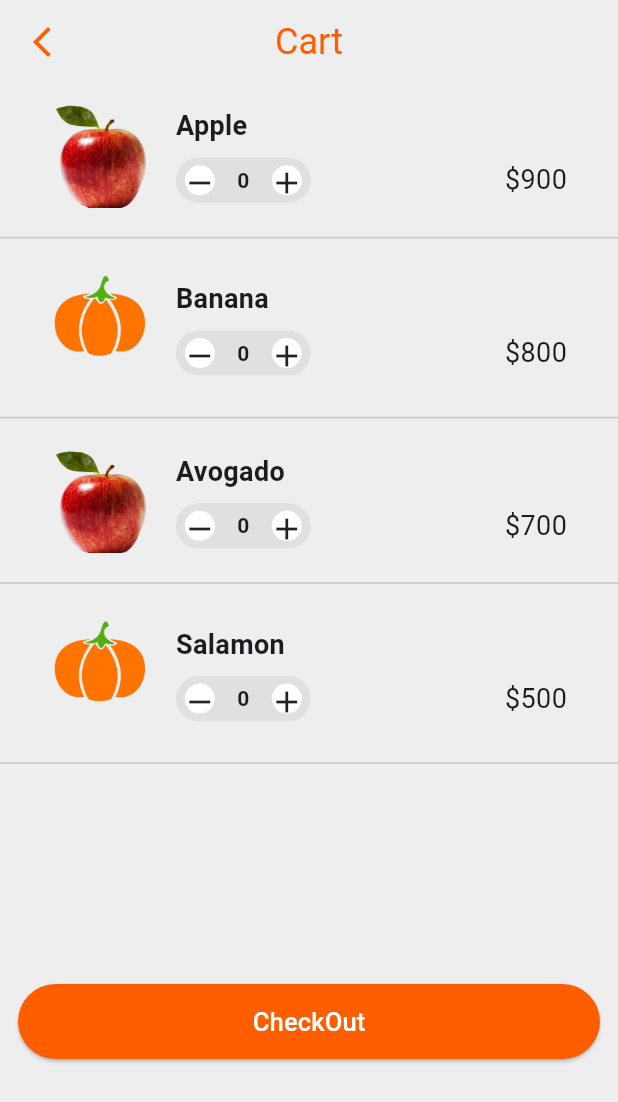
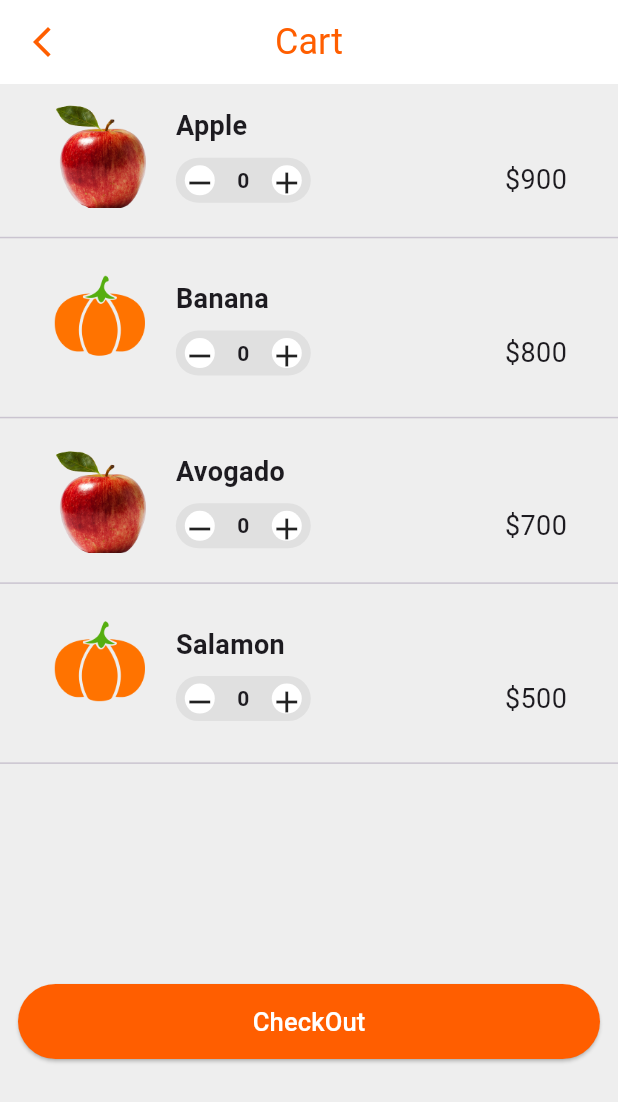
Before and after one commit to ranamohyy/retail_app_training_cis, a Flutter app: the CartScreen screen opened directly, on a phone screen of 412 x 824 dp. Shown: the top 1102 px of the screen. Run offline on Flutter 3.47's test engine with Material 3 defaults, Android fonts, the phone set to English and light mode, and no system bars; our stand-ins replace flutter_svg.

Commit message:
add navigator and add custom appbar

```diff
--- a/lib/core/helpers/app_elevated_button.dart
+++ b/lib/core/helpers/app_elevated_button.dart
@@ -1,11 +1,12 @@
 import 'package:flutter/material.dart';
 class AppElevatedButton extends StatelessWidget {
-   AppElevatedButton({super.key,required this.text});
+   AppElevatedButton({super.key,required this.text,required this.onPressed});
 String text;
+   void Function()? onPressed;
   @override
   Widget build(BuildContext context) {
     return ElevatedButton(
-      onPressed: () {},
+      onPressed:onPressed,
       style: ElevatedButton.styleFrom(
         backgroundColor: Color(0xffFF5E00),
         fixedSize: Size(double.infinity, 50),
--- a/lib/core/helpers/app_outlined_button.dart
+++ b/lib/core/helpers/app_outlined_button.dart
@@ -1,11 +1,15 @@
 import 'package:flutter/material.dart';
+import 'package:hello_flutter/features/sign_in/view.dart';
 class AppOutlinedButton extends StatelessWidget {
    AppOutlinedButton({super.key,required this.text});
 String text;
   @override
   Widget build(BuildContext context) {
     return   OutlinedButton(
-      onPressed: () {},
+      onPressed: () {
+        Navigator.push(context, MaterialPageRoute(builder: (context) => SignInScreen(),));
+
+      },
       style: OutlinedButton.styleFrom(
         fixedSize: Size(300, 50),
         side: BorderSide(
--- a/lib/features/home_nav/screens/cart/view.dart
+++ b/lib/features/home_nav/screens/cart/view.dart
@@ -1,6 +1,7 @@
 import 'package:flutter/material.dart';
 import 'package:hello_flutter/core/helpers/app_assets.dart';
 import 'package:hello_flutter/core/helpers/app_elevated_button.dart';
+import 'package:hello_flutter/features/widgets/custom_app_bar.dart';
 
 import '../../../widgets/cart_item.dart';
 class CartScreen extends StatelessWidget {
@@ -18,27 +19,7 @@ class CartScreen extends StatelessWidget {
   Widget build(BuildContext context) {
     return Scaffold(
       backgroundColor: Colors.grey.shade200,
-      appBar: AppBar(
-        elevation: 0,
-        scrolledUnderElevation: 0,
-        backgroundColor: Colors.grey.shade200,
-        title: Text(
-          "Cart",
-          style: TextStyle(
-            fontSize: 24,
-            fontWeight: FontWeight.w400,
-            color: Color(0xffFF5E00),
-          ),
-        ),
-        centerTitle: true,
-        leading: GestureDetector(
-          onTap: () {},
-          child: Icon(
-            Icons.arrow_back_ios_new,
-            color: Color(0xffFF5E00),
-          ),
-        ),
-      ),
+      appBar: CustomAppBar(title: "Cart"),
       body: Column(
         crossAxisAlignment: CrossAxisAlignment.stretch,
         children:[
@@ -54,7 +35,7 @@ class CartScreen extends StatelessWidget {
           ),
           Padding(
             padding: const EdgeInsets.symmetric(horizontal: 12.0),
-            child: AppElevatedButton(text: 'CheckOut',),
+            child: AppElevatedButton(text: 'CheckOut',onPressed: (){},),
           )
      ] ),
 
--- a/lib/features/home_nav/view.dart
+++ b/lib/features/home_nav/view.dart
@@ -5,6 +5,8 @@ import 'package:hello_flutter/features/home_nav/screens/categories/view.dart';
 import 'package:hello_flutter/features/home_nav/screens/favorite/view.dart';
 import 'package:hello_flutter/features/home_nav/screens/home_page/view.dart';
 import 'package:hello_flutter/features/home_nav/screens/profile/view.dart';
+
+import '../orders/view.dart';
 class HomeNavScreen extends StatefulWidget {
   HomeNavScreen({super.key});
 
@@ -19,7 +21,7 @@ class _HomeNavScreenState extends State<HomeNavScreen> {
     HomePageScreen(),
     CategoriesScreen(),
     ProfileScreen(),
-    FavoriteScreen(),
+    OrdersScreen(),
     CartScreen(),
   ];
 
--- a/lib/features/orders/view.dart
+++ b/lib/features/orders/view.dart
@@ -18,6 +18,7 @@ class OrdersScreen extends StatelessWidget {
       child: Scaffold(
         backgroundColor: Colors.white,
         appBar: AppBar(
+
           elevation: 0,
           scrolledUnderElevation: 0,
           bottom:PreferredSize(
--- /dev/null
+++ b/lib/features/widgets/custom_app_bar.dart
@@ -0,0 +1,37 @@
+import 'package:flutter/material.dart';
+
+import '../../core/helpers/app_colors.dart';
+import '../../core/helpers/app_styles.dart';
+class CustomAppBar extends StatelessWidget implements PreferredSizeWidget {
+   CustomAppBar({super.key,
+     required this.title,this.showBackButton=true,this.bottom,
+     this.isNormalHeight=true});
+String title;
+bool showBackButton;
+
+bool isNormalHeight;
+PreferredSizeWidget? bottom ;
+  @override
+  Widget build(BuildContext context) {
+    return AppBar(
+      bottom:bottom,
+      elevation: 0,
+      scrolledUnderElevation: 0,
+      leading:showBackButton? GestureDetector(
+          onTap: () {Navigator.pop(context);},
+          child: Icon(
+            Icons.arrow_back_ios_new,
+            color:AppColors.primaryColor,
+          )):SizedBox.shrink(),
+      backgroundColor: Colors.white,
+      centerTitle: true,
+      title: Text(
+       title,
+        style: AppTextStyles.kTextAppBarStyle,
+      ),
+    );
+  }
+
+  @override
+  Size get preferredSize => Size.fromHeight(isNormalHeight?56:130);
+}
```
Also changed, not shown: lib/features/home_nav/screens/categories/view.dart (+10 -1 lines), lib/features/home_nav/screens/profile/view.dart (+2 -16 lines), lib/features/on_boarding/view.dart (+6 -1 lines), lib/features/sign_in/view.dart (+17 -21 lines), lib/main.dart (+4 -3 lines).
